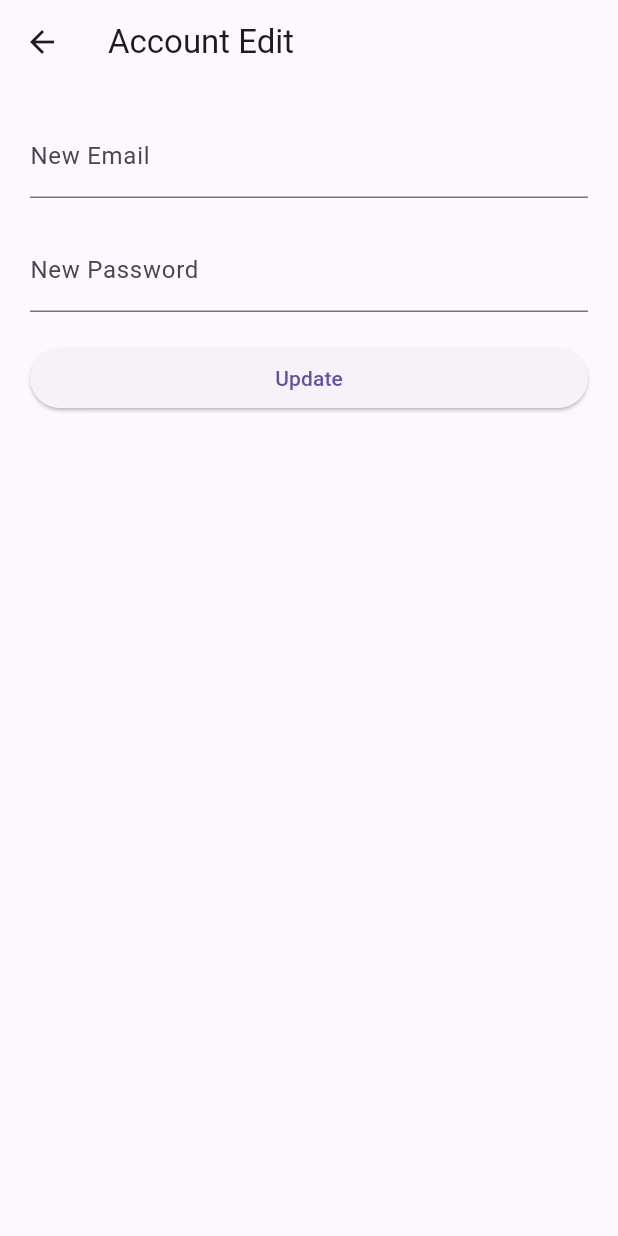
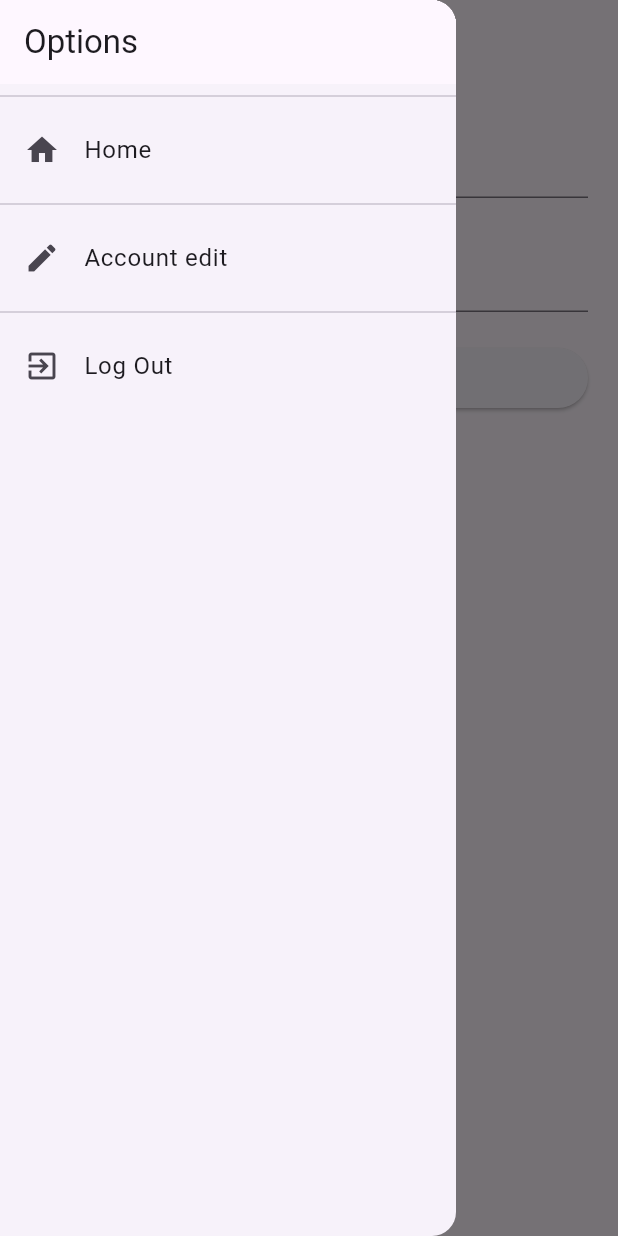
Before and after one commit to ShinIchi1209/CT484-Project-NHCongTru, a Flutter app: the AccountEdit screen opened by its route, with the side drawer open (before the commit the screen has no drawer), on a phone screen of 412 x 824 dp. Run offline on Flutter 3.47's test engine with Material 3 defaults, Android fonts, the phone set to English and light mode, and no system bars.

Commit message:
sua chua them nua

```diff
--- a/lib/screens/account_edit.dart
+++ b/lib/screens/account_edit.dart
@@ -1,4 +1,5 @@
 import 'package:flutter/material.dart';
+import '../shared/app_drawer.dart';
 
 class AccountEdit extends StatefulWidget {
   static const routeName = '/accountEdit';
@@ -17,6 +18,7 @@ class _AccountEditState extends State<AccountEdit> {
       appBar: AppBar(
         title: Text('Account Edit'),
       ),
+      drawer: const AppDrawer(),
       body: SingleChildScrollView(
         child: Padding(
           padding: const EdgeInsets.all(20.0),
--- a/lib/shared/app_drawer.dart
+++ b/lib/shared/app_drawer.dart
@@ -12,6 +12,14 @@ class AppDrawer extends StatelessWidget {
           AppBar(
             title: const Text('Options'),
             automaticallyImplyLeading: false,
+          ),
+          const Divider(),
+          ListTile(
+            leading: const Icon(Icons.home),
+            title: const Text('Home'),
+            onTap: () {
+              Navigator.of(context).pushReplacementNamed('/');
+            },
           ),
           const Divider(),
           ListTile(
```
